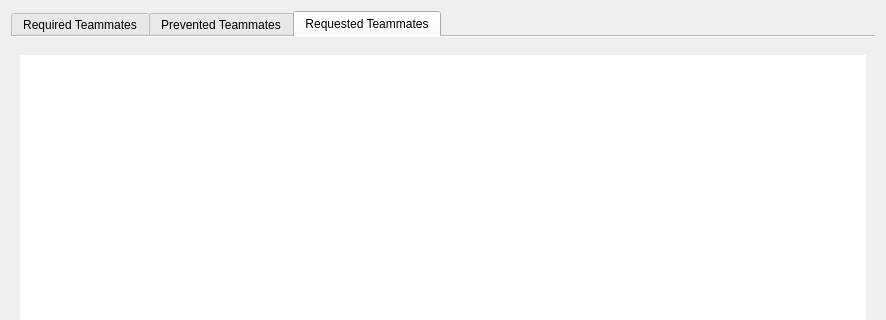
Old version of the form dialogs/teammatesRulesDialog.ui in the repository gruepr/gruepr; both pictures show x 0 to 886 and y 0 to 320 of the 886 by 724 pixel window.
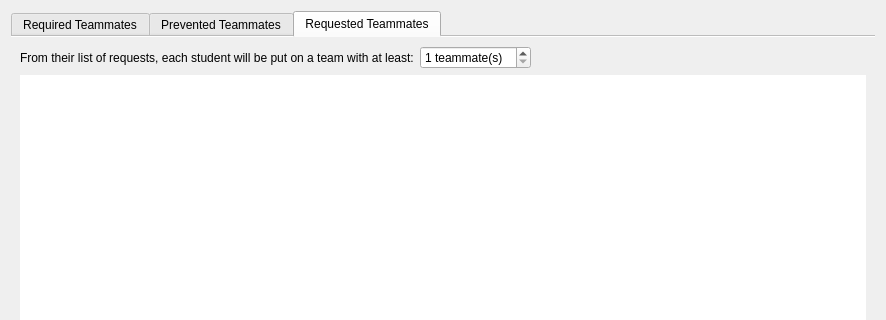
New version of the form. The open tabs and pages were chosen to show the change. Icons and pictures are not drawn.

The edit to the form file:
```diff
--- a/dialogs/teammatesRulesDialog.ui
+++ b/dialogs/teammatesRulesDialog.ui
@@ -429,6 +429,49 @@
        <string>Requested Teammates</string>
       </attribute>
       <layout class="QVBoxLayout" name="verticalLayout">
+       <item>
+        <layout class="QHBoxLayout" name="horizontalLayout">
+         <property name="topMargin">
+          <number>0</number>
+         </property>
+         <item alignment="Qt::AlignLeft">
+          <widget class="QLabel" name="requested_numRequestsExplanation">
+           <property name="text">
+            <string>From their list of requests, each student will be put on a team with at least:</string>
+           </property>
+          </widget>
+         </item>
+         <item alignment="Qt::AlignLeft">
+          <widget class="QSpinBox" name="requested_numRequestsSpinBox">
+           <property name="suffix">
+            <string> teammate(s)</string>
+           </property>
+           <property name="minimum">
+            <number>1</number>
+           </property>
+           <property name="maximum">
+            <number>10</number>
+           </property>
+           <property name="value">
+            <number>1</number>
+           </property>
+          </widget>
+         </item>
+         <item>
+          <spacer name="horizontalSpacer_4">
+           <property name="orientation">
+            <enum>Qt::Horizontal</enum>
+           </property>
+           <property name="sizeHint" stdset="0">
+            <size>
+             <width>40</width>
+             <height>20</height>
+            </size>
+           </property>
+          </spacer>
+         </item>
+        </layout>
+       </item>
        <item>
         <widget class="QScrollArea" name="requestedScrollArea">
          <property name="frameShape">
@@ -452,16 +495,25 @@
             <x>0</x>
             <y>0</y>
             <width>850</width>
-            <height>409</height>
+            <height>376</height>
            </rect>
           </property>
           <layout class="QVBoxLayout" name="reqScrollAreaLayout_2">
+           <property name="spacing">
+            <number>0</number>
+           </property>
            <property name="leftMargin">
             <number>0</number>
            </property>
+           <property name="topMargin">
+            <number>0</number>
+           </property>
            <property name="rightMargin">
             <number>0</number>
            </property>
+           <property name="bottomMargin">
+            <number>0</number>
+           </property>
            <item>
             <widget class="QTableWidget" name="requested_tableWidget">
              <property name="frameShape">
```
Left out of the diff: 18 changed lines with no effect on the pictures.
